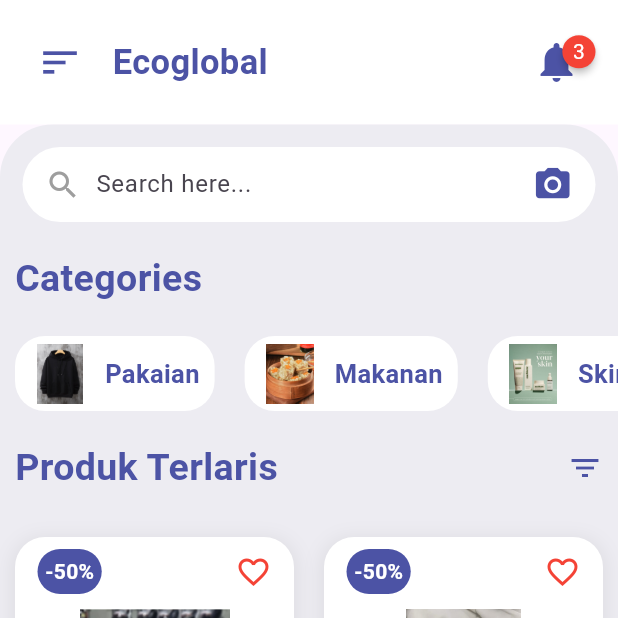
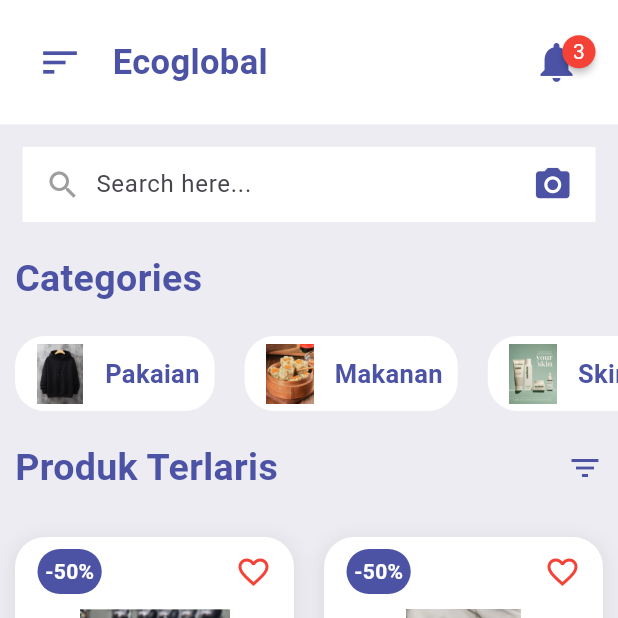
Before and after one commit to azzam380/E_Commerce_App, a Flutter app: the HomePageContent screen opened directly, on a phone screen of 412 x 824 dp, the top half of it. Run offline on Flutter 3.47's test engine with Material 3 defaults, Android fonts, the phone set to English and light mode, and no system bars; drawn by our look-alikes of badges; our stand-ins replace curved_navigation_bar, flutter_animate.

Commit message:
second commit

```diff
--- a/lib/pages/home_page.dart
+++ b/lib/pages/home_page.dart
@@ -87,8 +87,8 @@ class HomePageContent extends StatelessWidget {
             decoration: const BoxDecoration(
               color: Color(0xFFEDECF2),
               borderRadius: BorderRadius.only(
-                topLeft: Radius.circular(35),
-                topRight: Radius.circular(35),
+                topLeft: Radius.circular(0),
+                topRight: Radius.circular(0),
               ),
             ),
             child: Column(
@@ -100,7 +100,7 @@ class HomePageContent extends StatelessWidget {
                   height: 50,
                   decoration: BoxDecoration(
                     color: Colors.white,
-                    borderRadius: BorderRadius.circular(30),
+                    borderRadius: BorderRadius.circular(0),
                   ),
                   child: Row(
                     children: [
```
